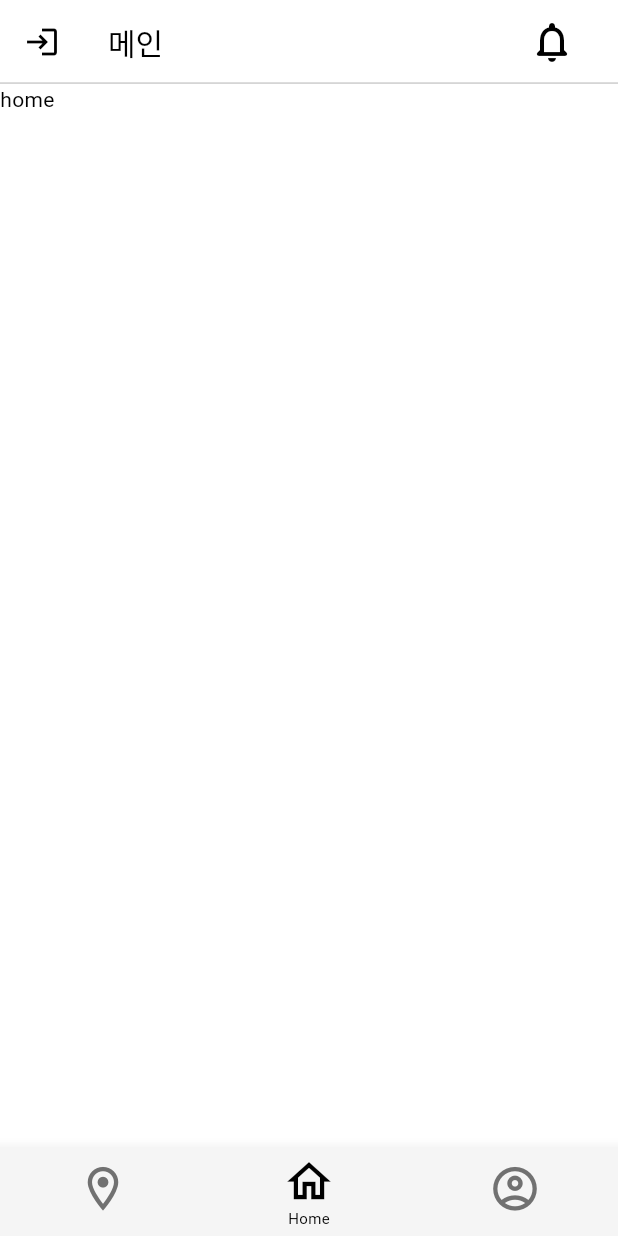
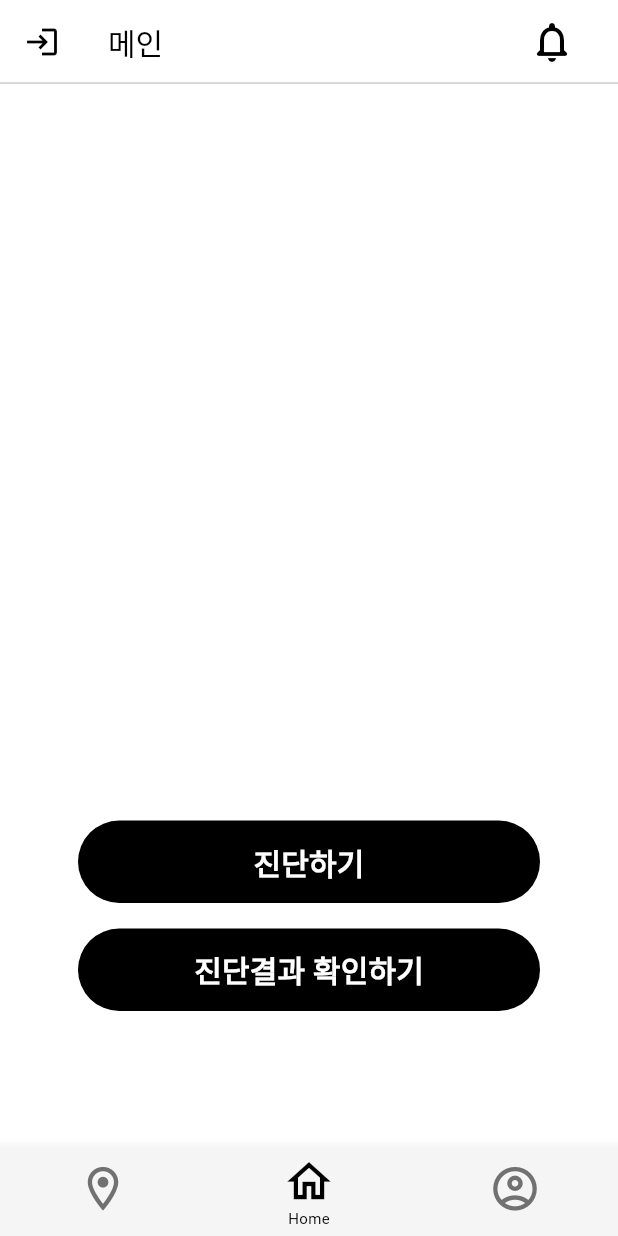
Before and after one commit to AntiHeimer/front, a Flutter app: the screen it shows after launch, item 2 of the bottom bar chosen, on a phone screen of 412 x 824 dp. Run offline on Flutter 3.47's test engine with Material 3 defaults, Android fonts, the phone set to English and light mode, and no system bars; our stand-ins replace flutter_dotenv.

Commit message:
add navigation on main button

```diff
--- a/lib/Home/page/home_page.dart
+++ b/lib/Home/page/home_page.dart
@@ -1,4 +1,6 @@
 import 'package:anti_heimer/Main/component/app_bar/app_bar1.dart';
+import 'package:anti_heimer/Main/component/main_button.dart';
+import 'package:anti_heimer/SignUp/page/signup_page.dart';
 import 'package:flutter/material.dart';
 
 class HomePage extends StatefulWidget {
@@ -13,9 +15,33 @@ class _HomePageState extends State<HomePage> {
 
   @override
   Widget build(BuildContext context) {
-    return const Scaffold(
-      appBar: AppBarWidget1(title: '메인'),
-      body: Text('home'),
+    return Scaffold(
+      appBar: const AppBarWidget1(title: '메인'),
+      body: Center(
+        child: Column(
+          mainAxisAlignment: MainAxisAlignment.center,
+          children: <Widget>[
+            const Padding(padding: EdgeInsets.only(bottom: 400)),
+            MainButton(
+              text: '진단하기',
+              onPressed: () {
+                Navigator.push(context, MaterialPageRoute(builder: (context) {
+                  return SignUpPage();
+                }));
+              },
+            ),
+            const Padding(padding: EdgeInsets.only(bottom: 17)),
+            MainButton(
+              text: '진단결과 확인하기',
+              onPressed: () {
+                Navigator.push(context, MaterialPageRoute(builder: (context) {
+                  return SignUpPage();
+                }));
+              },
+            ),
+          ],
+        ),
+      ),
     );
   }
 }
--- a/lib/Main/component/main_button.dart
+++ b/lib/Main/component/main_button.dart
@@ -2,9 +2,11 @@ import 'package:flutter/material.dart';
 
 class MainButton extends StatelessWidget {
   final String text;
+  final VoidCallback onPressed;
 
   const MainButton({
     required this.text,
+    required this.onPressed,
     Key? key,
   }) : super(key: key);
 
@@ -14,7 +16,7 @@ class MainButton extends StatelessWidget {
       width: 308,
       height: 55,
       child: TextButton(
-        onPressed: () {},
+        onPressed: onPressed,
         style: TextButton.styleFrom(
             backgroundColor: Colors.black, foregroundColor: Colors.white),
         child: Text(
```
Also changed, not shown: lib/Login/page/login_page.dart (+10 -1 lines), lib/SignUp/page/signup_page.dart (+16 -8 lines).
